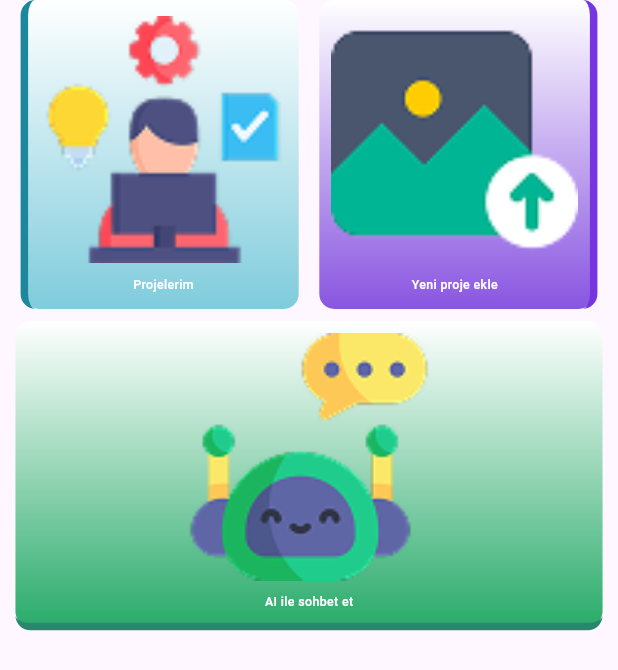
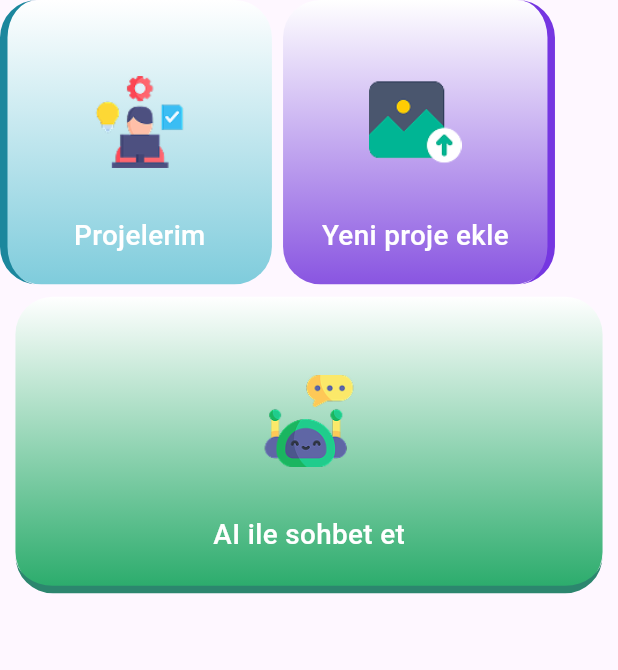
Before and after one commit to bbclubspace/circuit-recognition, a Flutter app: the Content widget shown alone on an empty page, opened directly, on a phone screen of 412 x 824 dp. Shown: the top 670 px of the screen. Run offline on Flutter 3.47's test engine with Material 3 defaults, Android fonts, the phone set to English and light mode, and no system bars.

Commit message:
Content içeriğinin tasarımının bir kısmı oluşturuldu. Sayfalar için route kısmı eklendi.

```diff
--- a/lib/pages/home-page.dart
+++ b/lib/pages/home-page.dart
@@ -1,4 +1,5 @@
 // ignore_for_file: prefer_const_literals_to_create_immutables
+import 'package:circuit_recognition/themes/themes.dart';
 import 'package:circuit_recognition/utils/responsive.dart';
 import 'package:circuit_recognition/widgets/content/content.dart';
 import 'package:circuit_recognition/widgets/welcomeTextAndUserIcon/userIcon.dart';
@@ -10,6 +11,7 @@ class HomePage extends StatelessWidget {
   @override
   Widget build(BuildContext context) {
     return Scaffold(
+      backgroundColor: AppColors.primaryColor,
       body: SafeArea(
         child: Padding(
           padding: Responsive.responsivePadding(context),
@@ -20,7 +22,7 @@ class HomePage extends StatelessWidget {
               SizedBox(height: Responsive.blockSizeVertical(context) * 2),
               //anasayfa texti ve kullanıcı iconu
               const WelcomeTextAndUserIcon(),
-              SizedBox(height: Responsive.blockSizeVertical(context) * 5),
+              SizedBox(height: Responsive.blockSizeVertical(context) * 3),
               // projelerim,yeniproje,chatbot
               const Expanded(child: Content()),
             ],
--- a/lib/pages/welcome-page.dart
+++ b/lib/pages/welcome-page.dart
@@ -3,7 +3,7 @@ import 'package:circuit_recognition/themes/themes.dart';
 import 'package:circuit_recognition/widgets/button/next-button.dart';
 import 'package:circuit_recognition/widgets/onboarding/description-text.dart';
 import 'package:circuit_recognition/widgets/onboarding/onboarding-image.dart';
-import 'package:circuit_recognition/widgets/onboarding/onboarding-text.dart';
+import 'package:circuit_recognition/widgets/text/top-text.dart';
 import 'package:flutter/material.dart';
 
 class WelcomePage extends StatelessWidget {
@@ -18,7 +18,7 @@ class WelcomePage extends StatelessWidget {
         children: [
           const SizedBox(height: 100),
           // Başlık
-          OnBoardingText(),
+          TopText(text: "Uygulamamızı tanıyalım"),
           const SizedBox(height: 50),
           // Açıklama
           DescriptionText(),
--- a/lib/utils/responsive.dart
+++ b/lib/utils/responsive.dart
@@ -15,7 +15,7 @@ class Responsive {
       blockSizeHorizontal(context) * size;
 
   // Responsive padding
-  static EdgeInsets responsivePadding(BuildContext context) =>
+  static EdgeInsets responsivePadding(BuildContext context ) =>
       EdgeInsets.symmetric(
         horizontal: blockSizeHorizontal(context) * 5,
         vertical: blockSizeVertical(context) * 2,
--- a/lib/widgets/content/content-container.dart
+++ b/lib/widgets/content/content-container.dart
@@ -22,6 +22,8 @@ class ContentContainer extends StatelessWidget {
   final Color? strokeRightColor;
   final double? strokeRightWidth;
 
+  final Function? onTap;
+
   const ContentContainer({
     required this.backgroundColor,
     required this.heightPercentage,
@@ -37,16 +39,19 @@ class ContentContainer extends StatelessWidget {
     this.strokeRightWidth,
     required this.image,
     required this.contentText,
+    this.onTap
   });
 
   @override
   Widget build(BuildContext context) {
-    return Container(
+    return InkWell(
+      onTap: () => onTap!(),
+      child: Container(
         height: Responsive.containerHeight(context, heightPercentage),
         width: Responsive.containerWidth(context, widthPercentage),
         decoration: BoxDecoration(
           color: AppColors.secondContainer,
-        borderRadius: BorderRadius.circular(10),
+          borderRadius: BorderRadius.circular(25),
           gradient: LinearGradient(
             begin: Alignment.topCenter,
             end: Alignment.bottomCenter,
@@ -62,22 +67,22 @@ class ContentContainer extends StatelessWidget {
           children: [
             Image.asset(
               image,
-            width: Responsive.containerWidth(context, 40),
-            height: Responsive.containerHeight(context, 20),
+              width: Responsive.containerWidth(context, 15),
+              height: Responsive.containerHeight(context, 15),
               fit: BoxFit.contain,
             ),
-          SizedBox(height: Responsive.blockSizeVertical(context) * 1),
             Center(
               child: Text(
                 contentText,
                 style: TextStyle(
-                fontSize: Responsive.textSize(context, 2),
+                  fontSize: Responsive.textSize(context, 4.5),
                   fontWeight: FontWeight.w500,
                   color: Colors.white,
                 ),
               ),
             ),
           ],
+        ),
       ),
     );
   }
--- a/lib/widgets/content/content.dart
+++ b/lib/widgets/content/content.dart
@@ -12,45 +12,60 @@ class Content extends StatelessWidget {
 
   @override
   Widget build(BuildContext context) {
+    void goMyProject(){
+      Navigator.pushNamed( context, '/myproject',);
+    }
+
+    void newProject(){
+      Navigator.pushNamed( context, '/newproject',);
+    }
+
+    void chatBot(){
+      Navigator.pushNamed( context, '/chatbot',);
+    }
     return LayoutBuilder(
       builder: (context, constraints) {
         return Column(
           children: [
             Row(
-              mainAxisAlignment: MainAxisAlignment.spaceEvenly,
+              mainAxisAlignment: MainAxisAlignment.start,
               children: [
                 //first container
                 ContentContainer(
-                  heightPercentage: 25,
-                  widthPercentage: 45,
+                  heightPercentage: 23,
+                  widthPercentage: 44,
                   backgroundColor: AppColors.firstContainer,
                   strokeLeftColor: AppColors.firstStrokeColor,
                   strokeLeftWidth: 5,
                   image: 'assets/project.png',
                   contentText: 'Projelerim',
+                  onTap: goMyProject,
                 ),
+                 SizedBox(width: Responsive.blockSizeVertical(context) * 0.9),
                 //second container
                 ContentContainer(
-                  heightPercentage: 25,
-                  widthPercentage: 45,
+                  heightPercentage: 23,
+                  widthPercentage: 44,
                   backgroundColor: AppColors.secondContainer,
                   strokeRightColor: AppColors.secondStrokeColor,
                   strokeRightWidth: 5,
                   image: 'assets/photo.png',
                   contentText: 'Yeni proje ekle',
+                  onTap: newProject,
                 ),
               ],
             ),
             SizedBox(height: Responsive.blockSizeVertical(context) * 1),
             //third container
             ContentContainer(
-              heightPercentage: 25,
+              heightPercentage: 24,
               widthPercentage: 95,
               backgroundColor: AppColors.thirdContainer,
               strokeBottomColor: AppColors.thirdStrokeColor,
               strokeBottomWidth: 5,
               image: 'assets/chatbot.png',
               contentText: 'AI ile sohbet et',
+              onTap: chatBot,
             ),
           ],
         );
--- a/lib/widgets/welcomeTextAndUserIcon/userIcon.dart
+++ b/lib/widgets/welcomeTextAndUserIcon/userIcon.dart
@@ -16,8 +16,8 @@ class WelcomeTextAndUserIcon extends StatelessWidget {
         const WelcomeText(),
         Image.asset(
           "assets/profile-image.png",
-          width: Responsive.containerWidth(context, 15),
-          height: Responsive.containerHeight(context, 8),
+          width: Responsive.containerWidth(context, 10),
+          height: Responsive.containerHeight(context, 10),
           fit: BoxFit.contain,
         ),
       ],
--- a/lib/widgets/welcomeTextAndUserIcon/welcomeText.dart
+++ b/lib/widgets/welcomeTextAndUserIcon/welcomeText.dart
@@ -13,7 +13,7 @@ class WelcomeText extends StatelessWidget {
       "Hoşgeldin, Emre",
       style: TextStyle(
         color: AppColors.textColor,
-        fontSize: Responsive.textSize(context, 3),
+        fontSize: Responsive.textSize(context, 7),
         fontWeight: FontWeight.bold,
       ),
     );
```
Also changed, not shown: lib/main.dart (+19 -2 lines), lib/pages/content/chat-bot.dart (added, +10 -0 lines), lib/pages/content/my-project.dart (added, +57 -0 lines), lib/pages/content/new-project.dart (added, +42 -0 lines), lib/pages/login-page.dart (+15 -11 lines), lib/widgets/button/go-next-button.dart (added, +35 -0 lines), lib/widgets/myproject/project-text-and-image.dart (added, +23 -0 lines), lib/widgets/text/top-text.dart (renamed from lib/widgets/onboarding/onboarding-text.dart, +6 -4 lines), assets/hard-work.png (added), assets/working.png (added), pubspec.lock. Lines whose indentation alone changed are shown as unchanged.
